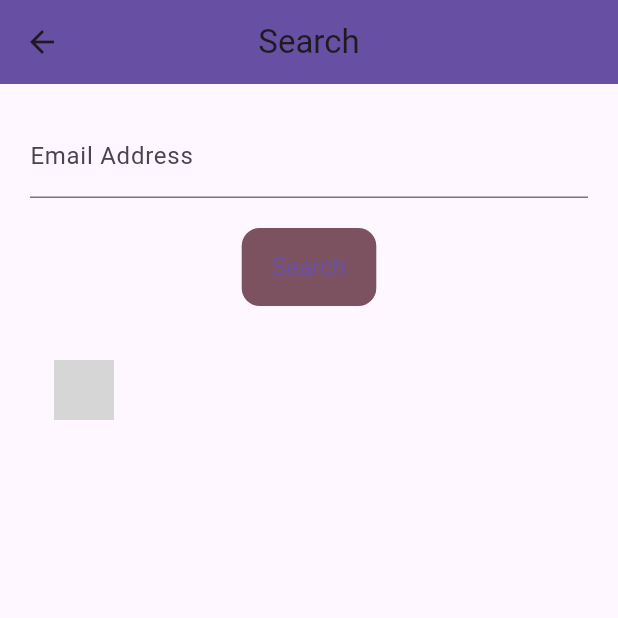
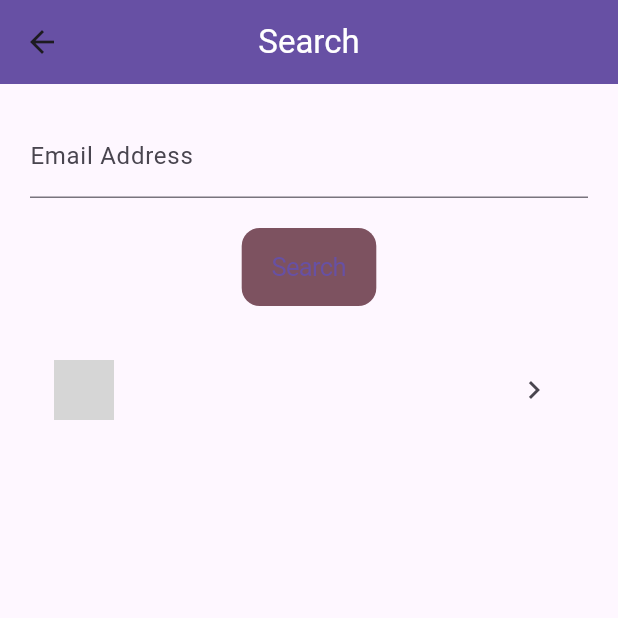
Before and after one commit to codewith-usama/ChitChatHub, a Flutter app: the HomePage screen opened directly with empty values, after a tap on the "search" icon, on a phone screen of 412 x 824 dp, the top half of it. Run offline on Flutter 3.47's test engine with Material 3 defaults, Android fonts, the phone set to English and light mode, and no system bars; our stand-ins replace cloud_firestore, firebase_auth, firebase_core, firebase_storage, image_cropper, image_picker; accounts and stored records are empty; network calls fail; grey boxes are pictures that could not be loaded.

Commit message:
add chat page UI

```diff
--- a/lib/pages/home_page.dart
+++ b/lib/pages/home_page.dart
@@ -22,9 +22,14 @@ class _HomePageState extends State<HomePage> {
     return Scaffold(
       appBar: AppBar(
         automaticallyImplyLeading: false,
-        backgroundColor: Colors.lightBlue,
+        backgroundColor: Theme.of(context).colorScheme.primary,
         centerTitle: true,
-        title: const Text('ChitChatHub', style: TextStyle(color: Colors.white)),
+        title: Text(
+          'ChitChatHub',
+          style: TextStyle(
+            color: Theme.of(context).colorScheme.onPrimary,
+          ),
+        ),
       ),
       body: const SafeArea(
         child: SizedBox.shrink(),
--- a/lib/pages/search_page.dart
+++ b/lib/pages/search_page.dart
@@ -1,4 +1,5 @@
 import 'package:chat_app/models/user_model.dart';
+import 'package:chat_app/pages/chat_room_page.dart';
 import 'package:cloud_firestore/cloud_firestore.dart';
 import 'package:firebase_auth/firebase_auth.dart';
 import 'package:flutter/cupertino.dart';
@@ -23,8 +24,11 @@ class _SearchPageState extends State<SearchPage> {
   Widget build(BuildContext context) {
     return Scaffold(
       appBar: AppBar(
-        title: const Text(
+        title: Text(
           'Search',
+          style: TextStyle(
+            color: Theme.of(context).colorScheme.onPrimary,
+          ),
         ),
         backgroundColor: Theme.of(context).colorScheme.primary,
         centerTitle: true,
@@ -67,12 +71,22 @@ class _SearchPageState extends State<SearchPage> {
                         UserModel searchUserModel = UserModel.fromMap(data);
 
                         return ListTile(
+                          onTap: () {
+                            Navigator.pop(context);
+                            Navigator.of(context).push(
+                              MaterialPageRoute(
+                                builder: (context) => const ChatRoomPage(),
+                              ),
+                            );
+                          },
                           leading: CircleAvatar(
                             backgroundColor: Colors.grey.shade400,
-                            backgroundImage: NetworkImage(searchUserModel.profilePicUrl!),
+                            backgroundImage:
+                                NetworkImage(searchUserModel.profilePicUrl!),
                           ),
                           title: Text(searchUserModel.fullName.toString()),
                           subtitle: Text(searchUserModel.email.toString()),
+                          trailing: const Icon(Icons.keyboard_arrow_right),
                         );
                       } else {
                         return const Center(child: Text("No results found"));
```
Also changed, not shown: lib/pages/chat_room_page.dart (added, +49 -0 lines).
